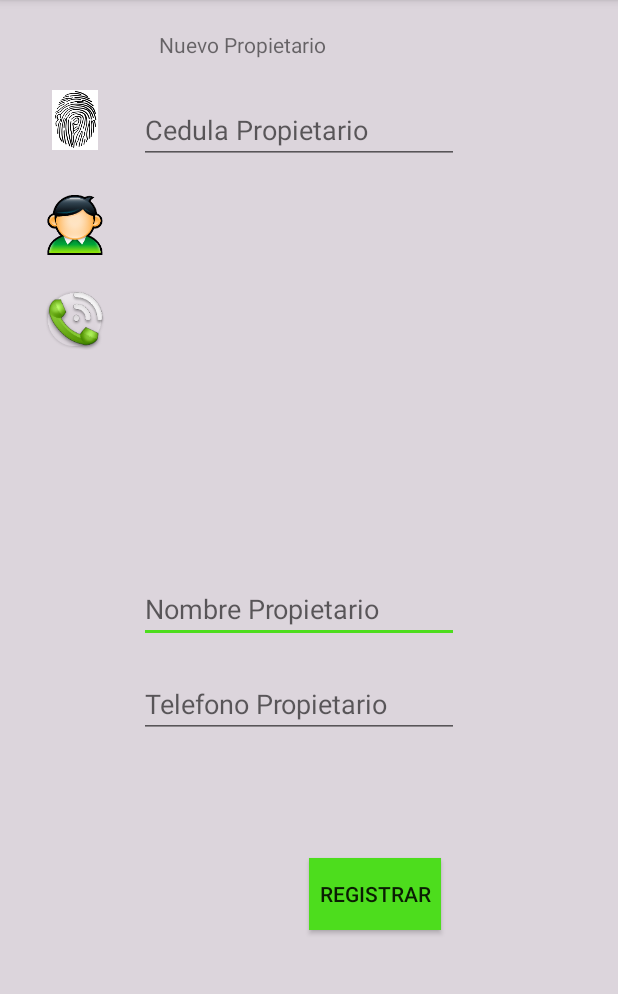
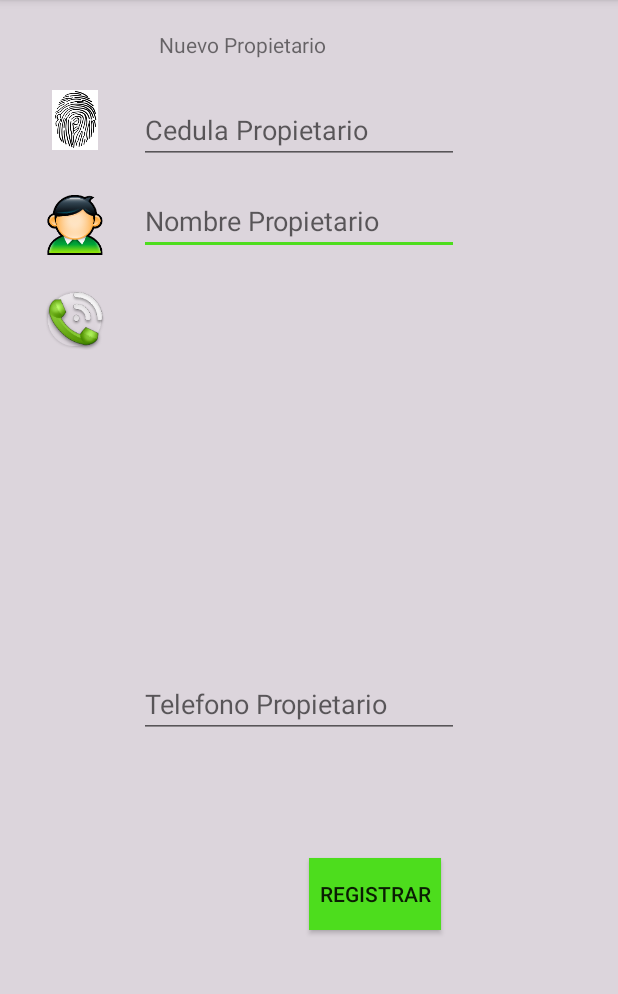
Before and after one commit to Deivisosorio3/MyApplication2, an Android app: the RegistroPropietario screen opened directly, with no data from a screen before it, on a phone screen of 412 x 824 dp, the part 84-1078 px from its top. Run offline under Robolectric (Android 15) with nearby library versions, the phone set to English and light mode, and no system bars.

Commit message:
imagenes

```diff
--- a/app/src/main/res/layout/activity_registro_propietario.xml
+++ b/app/src/main/res/layout/activity_registro_propietario.xml
@@ -19,7 +19,8 @@
         android:layout_height="40dp"
         android:layout_marginTop="130dp"
         android:layout_marginLeft="30dp"
-        app:srcCompat="@mipmap/propietario"/>
+        app:srcCompat="@mipmap/propietario"
+        android:id="@+id/imageView" />
 
 <TextView
     android:layout_width="200dp"
@@ -38,8 +39,7 @@
         android:inputType="textPersonName"
         tools:layout_editor_absoluteX="97dp"
         tools:layout_editor_absoluteY="97dp"
-        android:layout_marginBottom="18dp"
-        android:layout_above="@+id/edt_telefono_propietario"
+        android:layout_alignBottom="@+id/imageView"
         android:layout_alignStart="@+id/edt_cedula_propietario" />
 
     <EditText
```
